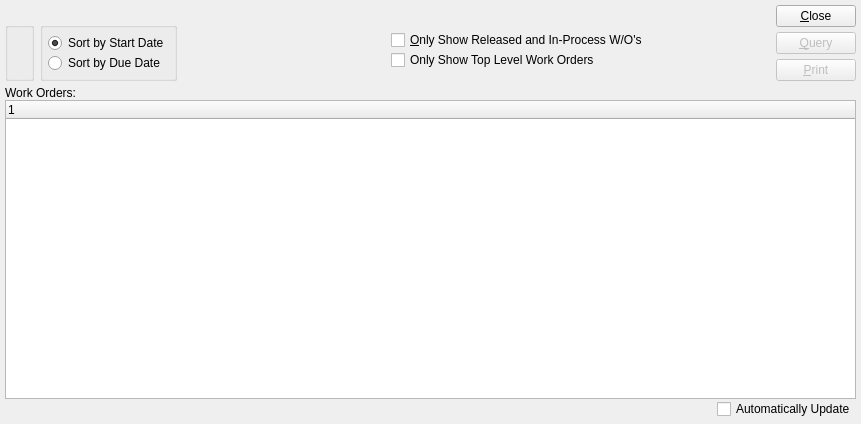
Before: the Qt Designer form xtuple/trunk/guiclient/dspWoScheduleByWorkOrder.ui in WooodHead/xtuple, drawn with Qt 5.
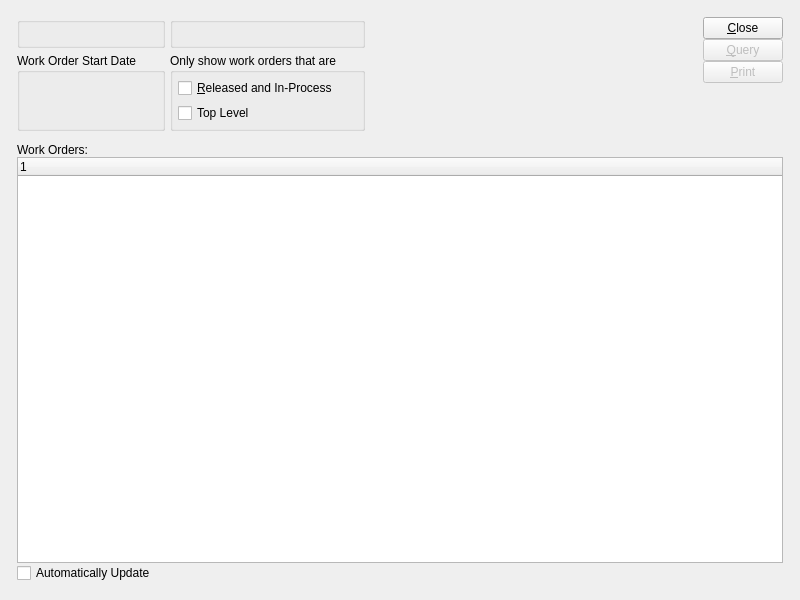
After: the same form once the commit is applied. Custom widgets are drawn as their Qt base class.

```diff
--- a/xtuple/trunk/guiclient/dspWoScheduleByWorkOrder.ui
+++ b/xtuple/trunk/guiclient/dspWoScheduleByWorkOrder.ui
@@ -13,69 +13,39 @@
    <rect>
     <x>0</x>
     <y>0</y>
-    <width>861</width>
-    <height>424</height>
+    <width>800</width>
+    <height>600</height>
    </rect>
   </property>
   <property name="windowTitle" >
    <string>Work Order Schedule by Work Order</string>
   </property>
-   <layout class="QVBoxLayout" >
-    <item>
-     <layout class="QHBoxLayout" >
-      <property name="spacing" >
-       <number>6</number>
-      </property>
-      <property name="leftMargin" >
-       <number>0</number>
-      </property>
-      <property name="topMargin" >
-       <number>0</number>
-      </property>
-      <property name="rightMargin" >
-       <number>0</number>
-      </property>
-      <property name="bottomMargin" >
-       <number>0</number>
-      </property>
-      <item>
-       <layout class="QVBoxLayout" >
+  <layout class="QGridLayout" name="gridLayout_6" >
+   <item row="0" column="0" >
+    <layout class="QGridLayout" name="gridLayout_5" >
+     <property name="margin" >
+      <number>12</number>
+     </property>
         <property name="spacing" >
-         <number>6</number>
-        </property>
-        <property name="leftMargin" >
-         <number>0</number>
-        </property>
-        <property name="topMargin" >
-         <number>0</number>
-        </property>
-        <property name="rightMargin" >
-         <number>0</number>
-        </property>
-        <property name="bottomMargin" >
-         <number>0</number>
-        </property>
+      <number>12</number>
+     </property>
+     <item row="0" column="0" >
+      <layout class="QHBoxLayout" name="horizontalLayout" >
         <item>
+        <layout class="QGridLayout" name="gridLayout_4" >
+         <item row="0" column="0" >
+          <widget class="QGroupBox" name="_woGroup" >
+           <property name="title" >
+            <string/>
+           </property>
+           <layout class="QGridLayout" name="gridLayout" >
+            <item row="0" column="0" >
          <widget class="WoCluster" name="_workorder" />
         </item>
-        <item>
-         <layout class="QHBoxLayout" >
-          <property name="spacing" >
-           <number>6</number>
-          </property>
-          <property name="leftMargin" >
-           <number>0</number>
-          </property>
-          <property name="topMargin" >
-           <number>0</number>
-          </property>
-          <property name="rightMargin" >
-           <number>0</number>
-          </property>
-          <property name="bottomMargin" >
-           <number>0</number>
-          </property>
-          <item>
+           </layout>
+          </widget>
+         </item>
+         <item row="0" column="1" >
            <widget class="WarehouseGroup" name="_warehouse" >
             <property name="focusPolicy" >
              <enum>Qt::StrongFocus</enum>
@@ -83,128 +53,25 @@
             <property name="title" >
              <string/>
             </property>
-           </widget>
-          </item>
-          <item>
-           <widget class="QGroupBox" name="_sortByGroup" >
+           <property name="fixedSize" >
+            <bool>false</bool>
+           </property>
+          </widget>
+         </item>
+         <item row="1" column="0" >
+          <widget class="QGroupBox" name="_dateGroup" >
             <property name="title" >
-             <string/>
-            </property>
-            <layout class="QVBoxLayout" >
-             <property name="spacing" >
-              <number>0</number>
-             </property>
-             <property name="leftMargin" >
-              <number>5</number>
-             </property>
-             <property name="topMargin" >
-              <number>5</number>
-             </property>
-             <property name="rightMargin" >
-              <number>5</number>
-             </property>
-             <property name="bottomMargin" >
-              <number>5</number>
-             </property>
-             <item>
-              <widget class="QRadioButton" name="_sortByStartDate" >
-               <property name="text" >
-                <string>Sort by Start Date</string>
-               </property>
-               <property name="checked" >
-                <bool>true</bool>
-               </property>
-              </widget>
-             </item>
-             <item>
-              <widget class="QRadioButton" name="_sortByDueDate" >
-               <property name="text" >
-                <string>Sort by Due Date</string>
-               </property>
-              </widget>
-             </item>
-            </layout>
-           </widget>
-          </item>
-          <item>
-           <spacer>
-            <property name="orientation" >
-             <enum>Qt::Horizontal</enum>
-            </property>
-            <property name="sizeType" >
-             <enum>QSizePolicy::MinimumExpanding</enum>
-            </property>
-            <property name="sizeHint" >
-             <size>
-              <width>0</width>
-              <height>20</height>
-             </size>
-            </property>
-           </spacer>
-          </item>
-         </layout>
-        </item>
-       </layout>
-      </item>
-      <item>
-       <layout class="QVBoxLayout" >
-        <property name="spacing" >
-         <number>0</number>
-        </property>
-        <property name="leftMargin" >
-         <number>0</number>
-        </property>
-        <property name="topMargin" >
-         <number>0</number>
-        </property>
-        <property name="rightMargin" >
-         <number>0</number>
-        </property>
-        <property name="bottomMargin" >
-         <number>0</number>
-        </property>
-        <item>
-         <layout class="QVBoxLayout" >
-          <property name="spacing" >
-           <number>5</number>
-          </property>
-          <property name="leftMargin" >
-           <number>0</number>
-          </property>
-          <property name="topMargin" >
-           <number>0</number>
-          </property>
-          <property name="rightMargin" >
-           <number>0</number>
-          </property>
-          <property name="bottomMargin" >
-           <number>0</number>
-          </property>
-          <item>
-           <layout class="QHBoxLayout" >
-            <property name="spacing" >
-             <number>0</number>
-            </property>
-            <property name="leftMargin" >
-             <number>0</number>
-            </property>
-            <property name="topMargin" >
-             <number>0</number>
-            </property>
-            <property name="rightMargin" >
-             <number>0</number>
-            </property>
-            <property name="bottomMargin" >
-             <number>0</number>
-            </property>
-            <item>
+            <string>Work Order Start Date</string>
+           </property>
+           <layout class="QGridLayout" name="gridLayout_2" >
+            <item row="0" column="0" >
              <widget class="DateCluster" name="_dates" >
               <property name="focusPolicy" >
                <enum>Qt::StrongFocus</enum>
               </property>
              </widget>
             </item>
-            <item>
+            <item row="0" column="1" >
              <spacer>
               <property name="orientation" >
                <enum>Qt::Horizontal</enum>
@@ -212,98 +79,41 @@
               <property name="sizeType" >
                <enum>QSizePolicy::Expanding</enum>
               </property>
-              <property name="sizeHint" >
+              <property name="sizeHint" stdset="0" >
                <size>
-                <width>116</width>
+                <width>0</width>
                 <height>20</height>
                </size>
               </property>
              </spacer>
             </item>
            </layout>
-          </item>
-          <item>
-           <layout class="QVBoxLayout" >
-            <property name="spacing" >
-             <number>0</number>
-            </property>
-            <property name="leftMargin" >
-             <number>0</number>
-            </property>
-            <property name="topMargin" >
-             <number>0</number>
-            </property>
-            <property name="rightMargin" >
-             <number>0</number>
-            </property>
-            <property name="bottomMargin" >
-             <number>0</number>
-            </property>
-            <item>
-             <layout class="QHBoxLayout" >
-              <property name="spacing" >
-               <number>0</number>
-              </property>
-              <property name="leftMargin" >
-               <number>0</number>
-              </property>
-              <property name="topMargin" >
-               <number>0</number>
-              </property>
-              <property name="rightMargin" >
-               <number>0</number>
-              </property>
-              <property name="bottomMargin" >
-               <number>0</number>
-              </property>
-              <item>
+          </widget>
+         </item>
+         <item row="1" column="1" >
+          <widget class="QGroupBox" name="groupBox" >
+           <property name="title" >
+            <string>Only show work orders that are</string>
+           </property>
+           <layout class="QGridLayout" name="gridLayout_3" >
+            <item row="0" column="0" >
                <widget class="XCheckBox" name="_showOnlyRI" >
                 <property name="text" >
-                 <string>&amp;Only Show Released and In-Process W/O's</string>
+               <string>&amp;Released and In-Process</string>
                 </property>
                </widget>
               </item>
-              <item>
-               <spacer>
-                <property name="orientation" >
-                 <enum>Qt::Horizontal</enum>
-                </property>
-                <property name="sizeType" >
-                 <enum>QSizePolicy::Expanding</enum>
-                </property>
-                <property name="sizeHint" >
-                 <size>
-                  <width>20</width>
-                  <height>20</height>
-                 </size>
-                </property>
-               </spacer>
-              </item>
-             </layout>
-            </item>
-            <item>
-             <layout class="QHBoxLayout" >
-              <property name="spacing" >
-               <number>0</number>
-              </property>
-              <property name="leftMargin" >
-               <number>0</number>
-              </property>
-              <property name="topMargin" >
-               <number>0</number>
-              </property>
-              <property name="rightMargin" >
-               <number>0</number>
-              </property>
-              <property name="bottomMargin" >
-               <number>0</number>
-              </property>
-              <item>
+            <item row="1" column="0" >
                <widget class="XCheckBox" name="_showOnlyTopLevel" >
                 <property name="text" >
-                 <string>Only Show Top Level Work Orders</string>
-                </property>
-               </widget>
+               <string>Top Level</string>
+              </property>
+             </widget>
+            </item>
+           </layout>
+          </widget>
+         </item>
+        </layout>
               </item>
               <item>
                <spacer>
@@ -313,70 +123,22 @@
                 <property name="sizeType" >
                  <enum>QSizePolicy::Expanding</enum>
                 </property>
-                <property name="sizeHint" >
+         <property name="sizeHint" stdset="0" >
                  <size>
-                  <width>20</width>
+           <width>0</width>
                   <height>20</height>
                  </size>
                 </property>
                </spacer>
               </item>
-             </layout>
-            </item>
-           </layout>
-          </item>
-         </layout>
-        </item>
         <item>
-         <spacer>
-          <property name="orientation" >
-           <enum>Qt::Vertical</enum>
-          </property>
-          <property name="sizeType" >
-           <enum>QSizePolicy::Expanding</enum>
-          </property>
-          <property name="sizeHint" >
-           <size>
-            <width>20</width>
-            <height>0</height>
-           </size>
-          </property>
-         </spacer>
-        </item>
-       </layout>
-      </item>
-      <item>
        <layout class="QVBoxLayout" >
         <property name="spacing" >
          <number>0</number>
         </property>
-        <property name="leftMargin" >
-         <number>0</number>
-        </property>
-        <property name="topMargin" >
-         <number>0</number>
-        </property>
-        <property name="rightMargin" >
-         <number>0</number>
-        </property>
-        <property name="bottomMargin" >
-         <number>0</number>
-        </property>
         <item>
          <layout class="QVBoxLayout" >
           <property name="spacing" >
-           <number>5</number>
-          </property>
-          <property name="leftMargin" >
-           <number>0</number>
-          </property>
-          <property name="topMargin" >
-           <number>0</number>
-          </property>
-          <property name="rightMargin" >
-           <number>0</number>
-          </property>
-          <property name="bottomMargin" >
            <number>0</number>
           </property>
           <item>
@@ -425,7 +187,7 @@
           <property name="sizeType" >
            <enum>QSizePolicy::Expanding</enum>
           </property>
-          <property name="sizeHint" >
+           <property name="sizeHint" stdset="0" >
            <size>
             <width>20</width>
             <height>0</height>
@@ -437,7 +199,7 @@
       </item>
      </layout>
     </item>
-    <item>
+     <item row="1" column="0" >
      <widget class="QFrame" name="frame" >
       <property name="sizePolicy" >
        <sizepolicy vsizetype="Expanding" hsizetype="Preferred" >
@@ -455,16 +217,7 @@
        <property name="spacing" >
         <number>0</number>
        </property>
-       <property name="leftMargin" >
-        <number>0</number>
-       </property>
-       <property name="topMargin" >
-        <number>0</number>
-       </property>
-       <property name="rightMargin" >
-        <number>0</number>
-       </property>
-       <property name="bottomMargin" >
+        <property name="margin" >
         <number>0</number>
        </property>
        <item>
@@ -488,34 +241,6 @@
          <property name="spacing" >
           <number>0</number>
          </property>
-         <property name="leftMargin" >
-          <number>0</number>
-         </property>
-         <property name="topMargin" >
-          <number>0</number>
-         </property>
-         <property name="rightMargin" >
-          <number>0</number>
-         </property>
-         <property name="bottomMargin" >
-          <number>0</number>
-         </property>
-         <item>
-          <spacer>
-           <property name="orientation" >
-            <enum>Qt::Horizontal</enum>
-           </property>
-           <property name="sizeType" >
-            <enum>QSizePolicy::Expanding</enum>
-           </property>
-           <property name="sizeHint" >
-            <size>
-             <width>20</width>
-             <height>20</height>
-            </size>
-           </property>
-          </spacer>
-         </item>
          <item>
           <widget class="XCheckBox" name="_autoUpdate" >
            <property name="text" >
@@ -523,10 +248,28 @@
            </property>
           </widget>
          </item>
+          <item>
+           <spacer>
+            <property name="orientation" >
+             <enum>Qt::Horizontal</enum>
+            </property>
+            <property name="sizeType" >
+             <enum>QSizePolicy::Expanding</enum>
+            </property>
+            <property name="sizeHint" stdset="0" >
+             <size>
+              <width>20</width>
+              <height>20</height>
+             </size>
+            </property>
+           </spacer>
+          </item>
         </layout>
        </item>
       </layout>
      </widget>
+     </item>
+    </layout>
     </item>
    </layout>
  </widget>
```
Left out of the diff: 5 changed lines with no effect on the pictures. Lines whose indentation alone changed are shown as unchanged.
